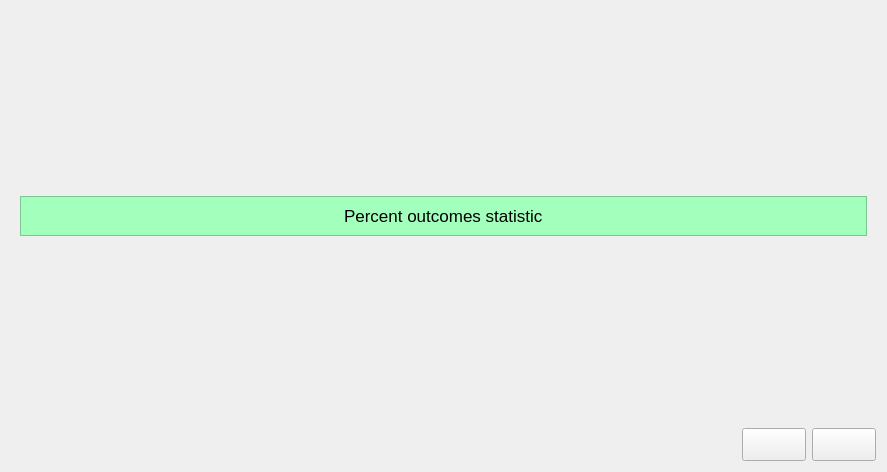
Before: the Qt Designer form src/Client/View/MainPage/Statistic/StatisticSubPage.ui in iodream/Spend-Note, drawn with Qt 5.
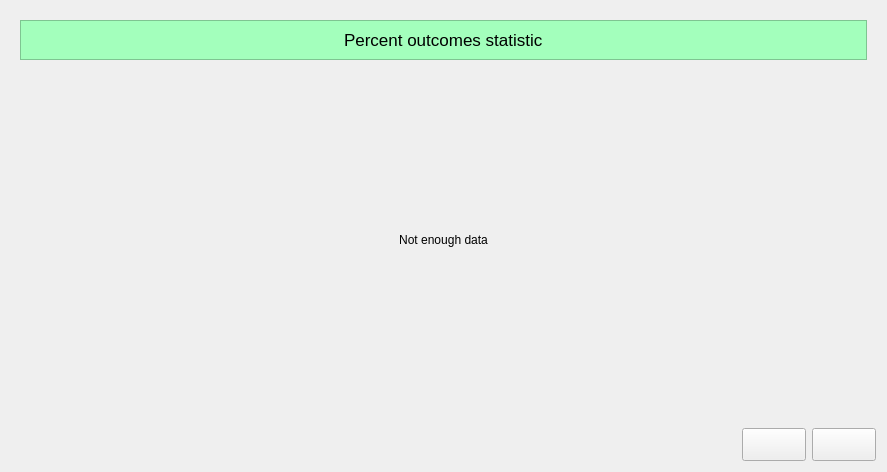
After: the same form once the commit is applied. Icons and pictures are not drawn.

Commit message: If there is no data for plot, message is displayed

Patch:
```diff
--- a/src/Client/View/MainPage/Statistic/StatisticSubPage.ui
+++ b/src/Client/View/MainPage/Statistic/StatisticSubPage.ui
@@ -22,7 +22,7 @@
         <number>0</number>
        </property>
        <widget class="QWidget" name="page">
-        <layout class="QVBoxLayout" name="verticalLayout" stretch="1,0">
+        <layout class="QVBoxLayout" name="verticalLayout" stretch="1,0,0">
          <item>
           <widget class="QFrame" name="horizontalFrame">
            <property name="sizePolicy">
@@ -85,6 +85,22 @@
            </layout>
           </widget>
          </item>
+         <item>
+          <widget class="QLabel" name="NotEnoughData1">
+           <property name="sizePolicy">
+            <sizepolicy hsizetype="Preferred" vsizetype="Expanding">
+             <horstretch>0</horstretch>
+             <verstretch>0</verstretch>
+            </sizepolicy>
+           </property>
+           <property name="text">
+            <string>Not enough data</string>
+           </property>
+           <property name="alignment">
+            <set>Qt::AlignCenter</set>
+           </property>
+          </widget>
+         </item>
          <item>
           <layout class="QHBoxLayout" name="PercentChart"/>
          </item>
```
Left out of the diff: 34 changed lines with no effect on the pictures. The commit also changes 1 other file.
